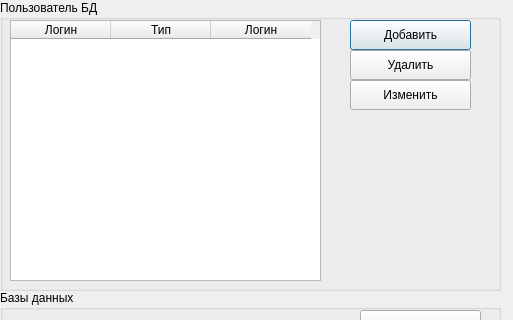
This is m_cfg/dbform.ui in xXRadioHeadXx/start7 as Qt 5 draws it before an edit; both pictures show x 0 to 513 and y 0 to 320 of the 513 by 642 pixel window. The edited form follows.
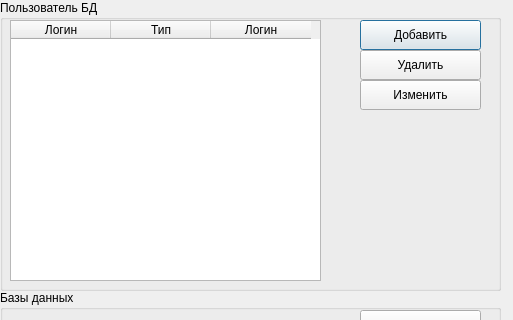
This is the edited form.

Diff of the .ui file:
```diff
--- a/m_cfg/dbform.ui
+++ b/m_cfg/dbform.ui
@@ -53,7 +53,7 @@
    <widget class="QPushButton" name="pushButton">
     <property name="geometry">
      <rect>
-      <x>350</x>
+      <x>360</x>
       <y>20</y>
       <width>121</width>
       <height>30</height>
@@ -66,7 +66,7 @@
    <widget class="QPushButton" name="pushButton_2">
     <property name="geometry">
      <rect>
-      <x>350</x>
+      <x>360</x>
       <y>50</y>
       <width>121</width>
       <height>30</height>
@@ -79,7 +79,7 @@
    <widget class="QPushButton" name="pushButton_3">
     <property name="geometry">
      <rect>
-      <x>350</x>
+      <x>360</x>
       <y>80</y>
       <width>121</width>
       <height>30</height>
```
